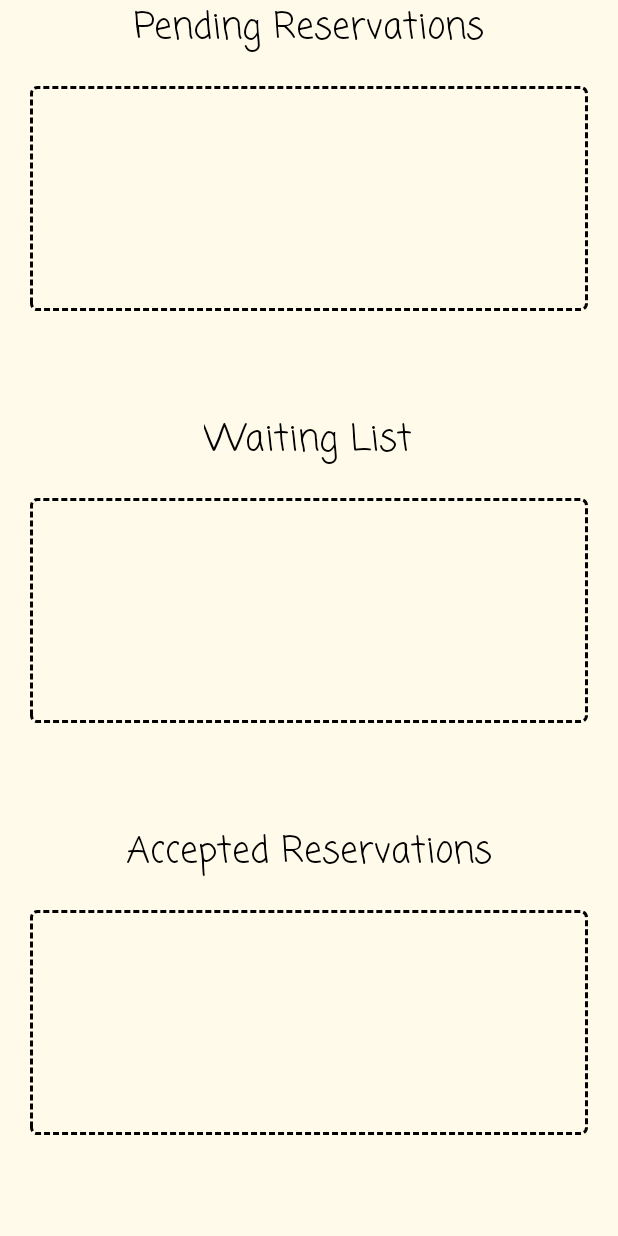
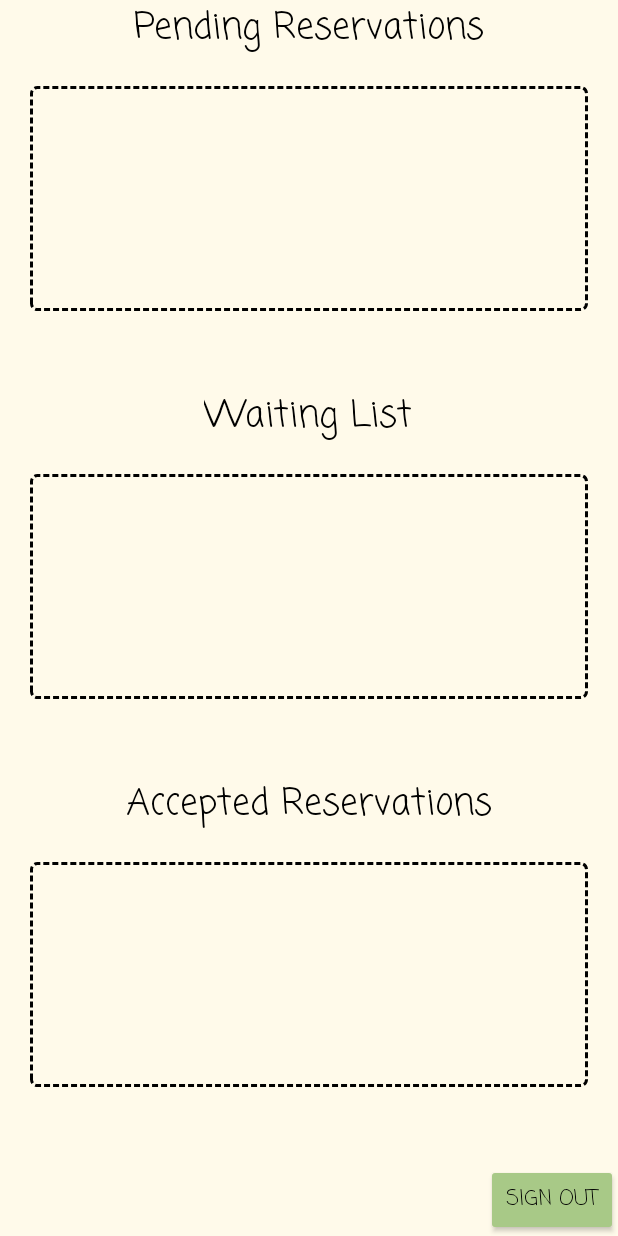
Before and after one commit to alisobhy22/Akelny, an Android app: the Dashboard screen opened directly, with no data from a screen before it, on a phone screen of 412 x 824 dp. Run offline under Robolectric (Android 15) with nearby library versions, the phone set to English and light mode, and no system bars; our stand-ins replace Firebase (no records; nobody signed in at launch, a user with empty details on screens opened directly).

Commit message:
fixed some errors and added restaurant sign out button

```diff
--- a/app/build.gradle
+++ b/app/build.gradle
@@ -49,6 +49,7 @@ dependencies {
     implementation 'com.google.android.gms:play-services-auth:20.4.0'
     implementation 'com.google.android.gms:play-services-auth-api-phone:18.0.1'
     implementation 'com.squareup.picasso:picasso:2.71828'
+    implementation 'com.google.firebase:firebase-auth-ktx'
 
 
 }
--- a/app/src/main/java/com/example/akelny/Dashboard.java
+++ b/app/src/main/java/com/example/akelny/Dashboard.java
@@ -50,7 +50,7 @@ public class Dashboard extends AppCompatActivity {
     ListView waiting_list_list;
     ListView Accepted_reservations_list;
 
-
+    Button signOutButton;
     public class pending_reservationAdaptor extends ArrayAdapter<Reservation>{
         public pending_reservationAdaptor(Context context,ArrayList<Reservation> reservations){
             super(context,0,reservations);
@@ -298,6 +298,14 @@ public class Dashboard extends AppCompatActivity {
             NotificationManager manager =getSystemService(NotificationManager.class);
             manager.createNotificationChannel(channel);
         }
+        signOutButton = (Button) findViewById(R.id.restSignOut);
+        signOutButton.setOnClickListener(new View.OnClickListener() {
+            @Override
+            public void onClick(View view) {
+                Intent intent = new Intent(Dashboard.this, MainScreen.class);
+                startActivity(intent);
+            }
+        });
     }
 
 
--- a/app/src/main/res/layout/activity_dashboard.xml
+++ b/app/src/main/res/layout/activity_dashboard.xml
@@ -6,6 +6,7 @@
     android:background="#fffaea">
 
     <LinearLayout
+        android:id="@+id/linearLayout2"
         android:layout_width="match_parent"
         android:layout_height="match_parent"
         android:orientation="vertical">
@@ -106,6 +107,29 @@
 
         </LinearLayout>
 
+        <LinearLayout
+            android:layout_width="wrap_content"
+            android:layout_height="wrap_content"
+            android:orientation="vertical"
+            app:layout_constraintBottom_toBottomOf="parent"
+            app:layout_constraintEnd_toEndOf="parent"
+            app:layout_constraintStart_toStartOf="parent"
+            app:layout_constraintTop_toTopOf="parent"
+            android:layout_gravity="right">
+
+            <Button
+                android:id="@+id/restSignOut"
+                android:layout_width="wrap_content"
+                android:layout_height="wrap_content"
+                android:layout_gravity="right"
+                android:backgroundTint="#a8c987"
+                android:fontFamily="casual"
+                android:text="Sign out"
+                android:textColor="@color/black" />
+        </LinearLayout>
+
     </LinearLayout>
 
+
+
 </androidx.constraintlayout.widget.ConstraintLayout>
```
Also changed, not shown: app/src/main/java/com/example/akelny/TableReservation.java (+13 -12 lines), app/src/main/res/layout/activity_homepage.xml (+0 -24 lines).
